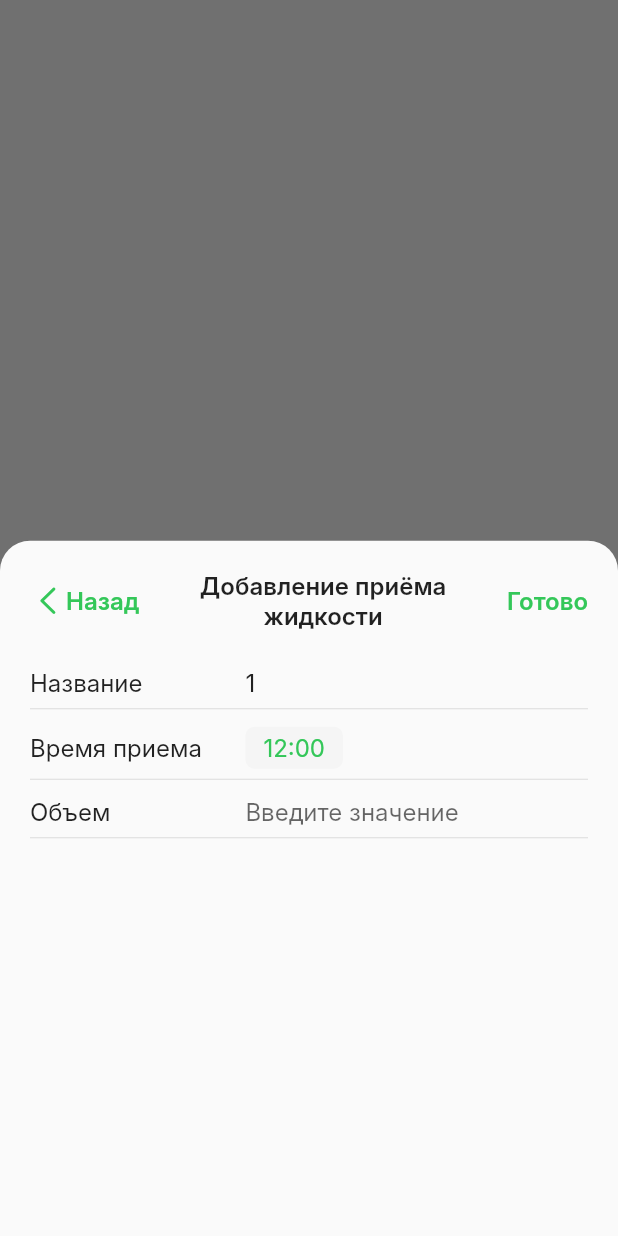
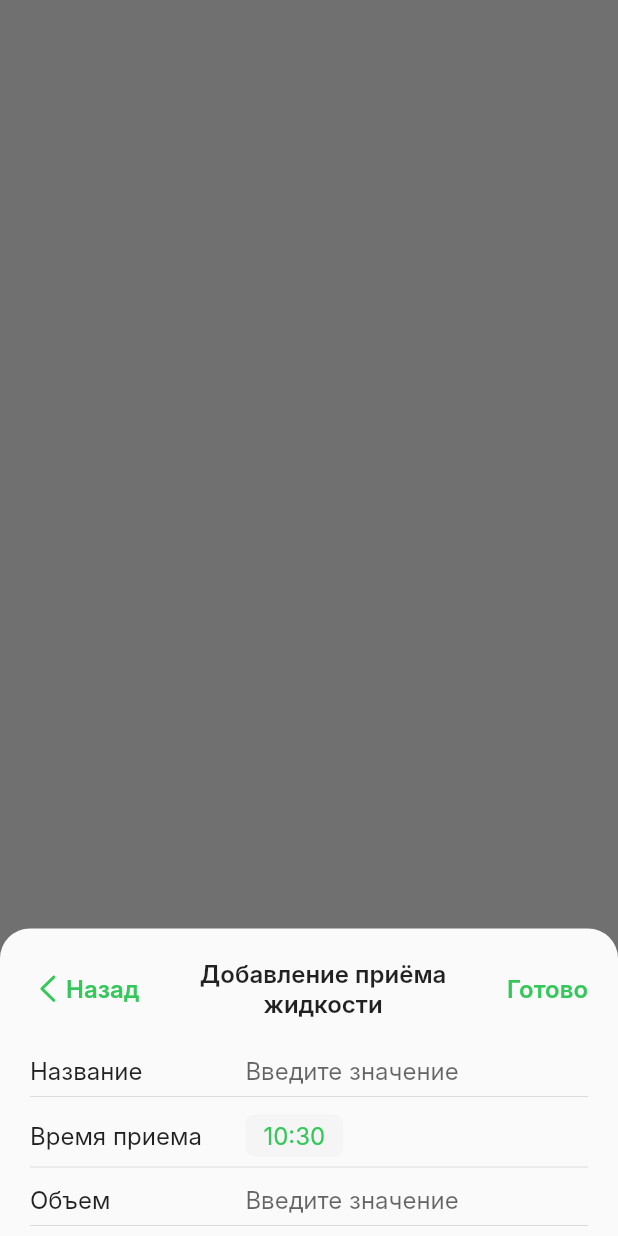
Before and after one commit to VeronikaTsitser/calorie_counter, a Flutter app: what showWaterModalBottomSheet() shows on an empty page, opened directly, on a phone screen of 412 x 824 dp. Run offline on Flutter 3.47's test engine with Material 3 defaults, Android fonts, the phone set to English and light mode, and no system bars; drawn by our look-alikes of auto_size_text; our stand-ins replace device_preview, flutter_bloc, flutter_screenutil, freezed_annotation, shared_preferences; accounts and stored records are empty; Roboto replaces fonts that are missing (Inter).

Commit message:
Add intl dependency and update water consuming repository

```diff
--- a/lib/core/presentation/widgets/time_container.dart
+++ b/lib/core/presentation/widgets/time_container.dart
@@ -2,19 +2,32 @@ import 'package:calorie_counter/core/presentation/pop_ups.dart';
 import 'package:calorie_counter/core/presentation/theme.dart';
 import 'package:flutter/material.dart';
 
-class TimeContainer extends StatelessWidget {
-  const TimeContainer({
-    super.key,
-  });
+class TimeContainer extends StatefulWidget {
+  const TimeContainer({super.key, required this.onChanged});
+  final ValueChanged<DateTime?> onChanged;
 
   @override
+  State<TimeContainer> createState() => _TimeContainerState();
+}
+
+class _TimeContainerState extends State<TimeContainer> {
+  DateTime time = DateTime.now();
+  @override
   Widget build(BuildContext context) {
+    final String timeNow = '${time.hour}:${time.minute.toString().padLeft(2, '0')}';
     return GestureDetector(
-      onTap: () => showAppTimePicker(context),
+      onTap: () => showAppTimePicker(context, time).then((value) {
+        widget.onChanged(value);
+        if (value != null) {
+          setState(() {
+            time = value;
+          });
+        }
+      }),
       child: Container(
         padding: const EdgeInsets.symmetric(horizontal: 12, vertical: 4),
         decoration: BoxDecoration(borderRadius: BorderRadius.circular(6), color: AppColors.greyContainer),
-        child: Center(child: Text('12:00', style: AppTextStyle.s16w400.copyWith(color: AppColors.primary))),
+        child: Center(child: Text(timeNow, style: AppTextStyle.s16w400.copyWith(color: AppColors.primary))),
       ),
     );
   }
--- a/lib/features/water_consuming/domain/water_consuming_repository.dart
+++ b/lib/features/water_consuming/domain/water_consuming_repository.dart
@@ -1,6 +1,6 @@
 import 'package:calorie_counter/features/water_consuming/domain/models/water_consuming_model.dart';
 
 abstract class WaterConsumingRepository {
-  Future<void> setWaterConsuming(WaterConsumingModel waterConsuming);
-  Future<WaterConsumingModel> getWaterConsuming();
+  Future<void> setWaterConsuming(List<WaterConsumingModel> waterConsuming);
+  Future<List<WaterConsumingModel>> getWaterConsuming();
 }
--- a/lib/features/water_consuming/presentation/components/bottom_sheets.dart
+++ b/lib/features/water_consuming/presentation/components/bottom_sheets.dart
@@ -1,27 +1,59 @@
 import 'package:auto_size_text/auto_size_text.dart';
 import 'package:calorie_counter/core/presentation/theme.dart';
 import 'package:calorie_counter/core/presentation/widgets/time_container.dart';
+import 'package:calorie_counter/features/water_consuming/domain/models/water_consuming_model.dart';
 import 'package:flutter/cupertino.dart';
 import 'package:flutter/material.dart';
 import 'package:flutter_screenutil/flutter_screenutil.dart';
 
-void showWaterModalBottomSheet(BuildContext context) {
-  showModalBottomSheet(
+Future<WaterConsumingModel?> showWaterModalBottomSheet(BuildContext context) async {
+  final result = await showModalBottomSheet<WaterConsumingModel>(
+    isScrollControlled: true,
     context: context,
     shape: const RoundedRectangleBorder(borderRadius: BorderRadius.vertical(top: Radius.circular(20))),
     builder: (BuildContext context) {
-      return Container(
+      return const WaterConsumingBottomSheetWidget();
+    },
+  );
+  return result;
+}
+
+class WaterConsumingBottomSheetWidget extends StatefulWidget {
+  const WaterConsumingBottomSheetWidget({
+    super.key,
+  });
+
+  @override
+  State<WaterConsumingBottomSheetWidget> createState() => _WaterConsumingBottomSheetWidgetState();
+}
+
+class _WaterConsumingBottomSheetWidgetState extends State<WaterConsumingBottomSheetWidget> {
+  String _drinkName = '';
+  DateTime _lastWaterConsumingTime = DateTime.now();
+  int _waterConsuming = 0;
+  final _formKey = GlobalKey<FormState>();
+
+  @override
+  Widget build(BuildContext context) {
+    return SafeArea(
+      child: Form(
+        key: _formKey,
+        child: Container(
           padding: EdgeInsets.only(top: 20, left: 20, right: 20, bottom: MediaQuery.of(context).viewInsets.bottom),
           child: Column(
+            mainAxisSize: MainAxisSize.min,
             children: [
               Row(
                 mainAxisAlignment: MainAxisAlignment.spaceBetween,
                 children: [
-                Row(
+                  GestureDetector(
+                    child: Row(
                       children: [
                         const Icon(CupertinoIcons.chevron_left, color: AppColors.primary),
                         Text('Назад', style: AppTextStyle.s16w600.copyWith(color: AppColors.primary)),
                       ],
+                    ),
+                    onTap: () => Navigator.pop(context),
                   ),
                   SizedBox(
                       width: 0.45.sw,
@@ -31,29 +63,72 @@ void showWaterModalBottomSheet(BuildContext context) {
                         textAlign: TextAlign.center,
                         maxLines: 2,
                       )),
-                Text('Готово', style: AppTextStyle.s16w600.copyWith(color: AppColors.primary)),
+                  GestureDetector(
+                    child: Text(
+                      'Готово',
+                      style: AppTextStyle.s16w600.copyWith(color: AppColors.primary),
+                    ),
+                    onTap: () {
+                      if (!_formKey.currentState!.validate()) {
+                        return;
+                      }
+                      Navigator.pop(
+                          context,
+                          WaterConsumingModel(
+                            name: _drinkName,
+                            consumedWaterValue: _waterConsuming,
+                            date: _lastWaterConsumingTime,
+                          ));
+                    },
+                  ),
                 ],
               ),
               const SizedBox(height: 20),
-            const _WaterConsumingTextField(label: 'Название', value: 1),
-            const _WaterConsumingTextField(label: 'Время приема', value: null, isTime: true),
-            const _WaterConsumingTextField(label: 'Объем', value: null),
+              _WaterConsumingTextField(
+                keyboardType: TextInputType.text,
+                label: 'Название',
+                onChanged: (value) {
+                  if (value != null) {
+                    _drinkName = value;
+                  }
+                },
+              ),
+              _WaterConsumingTextField(
+                label: 'Время приема',
+                onTimeChanged: (value) {
+                  if (value != null) {
+                    _lastWaterConsumingTime = value;
+                  }
+                },
+              ),
+              _WaterConsumingTextField(
+                label: 'Объем',
+                onChanged: (value) {
+                  if (value != null) {
+                    _waterConsuming = int.parse(value);
+                  }
+                },
+              ),
             ],
           ),
+        ),
+      ),
     );
-    },
-  );
+  }
 }
 
 class _WaterConsumingTextField extends StatelessWidget {
   const _WaterConsumingTextField({
     required this.label,
-    required this.value,
-    this.isTime = false,
+    this.onChanged,
+    this.onTimeChanged,
+    this.keyboardType,
   });
   final String label;
-  final bool isTime;
-  final num? value;
+
+  final ValueChanged<String?>? onChanged;
+  final ValueChanged<DateTime?>? onTimeChanged;
+  final TextInputType? keyboardType;
 
   @override
   Widget build(BuildContext context) {
@@ -64,13 +139,19 @@ class _WaterConsumingTextField extends StatelessWidget {
           children: [
             SizedBox(width: 0.3.sw, child: Text(label, style: AppTextStyle.s16w400)),
             const SizedBox(width: 20),
-            if (isTime)
-              const TimeContainer()
+            if (onTimeChanged != null)
+              TimeContainer(onChanged: (value) => onTimeChanged!(value))
             else
               Flexible(
                 child: TextFormField(
+                  autovalidateMode: AutovalidateMode.onUserInteraction,
+                  validator: (value) {
+                    if (value == null || value.isEmpty) {
+                      return 'Введите значение';
+                    }
+                    return null;
+                  },
                   style: AppTextStyle.s16w400,
-                  initialValue: value?.toString(),
                   decoration: InputDecoration(
                     contentPadding: const EdgeInsets.symmetric(vertical: 0),
                     isCollapsed: true,
@@ -78,8 +159,8 @@ class _WaterConsumingTextField extends StatelessWidget {
                     hintStyle: AppTextStyle.s16w400.copyWith(color: AppColors.hint),
                     border: InputBorder.none,
                   ),
-                  keyboardType: TextInputType.number,
-                  // onChanged: onChanged,
+                  keyboardType: keyboardType ?? TextInputType.number,
+                  onChanged: onChanged,
                 ),
               ),
           ],
--- a/pubspec.yaml
+++ b/pubspec.yaml
@@ -21,6 +21,7 @@ dependencies:
   flutter_screenutil: ^5.9.0
   device_preview: ^1.1.0
   auto_size_text: ^3.0.0
+  intl: any
 
 dev_dependencies:
   flutter_test:
```
Also changed, not shown: lib/core/presentation/pop_ups.dart (+6 -4 lines), lib/features/water_consuming/data/water_consuming_repository_impl.dart (+5 -5 lines), lib/features/water_consuming/logic/water_consuming_notifier.dart (+13 -17 lines), lib/main.dart (+7 -2 lines), pubspec.lock. Lines whose indentation alone changed are shown as unchanged.
